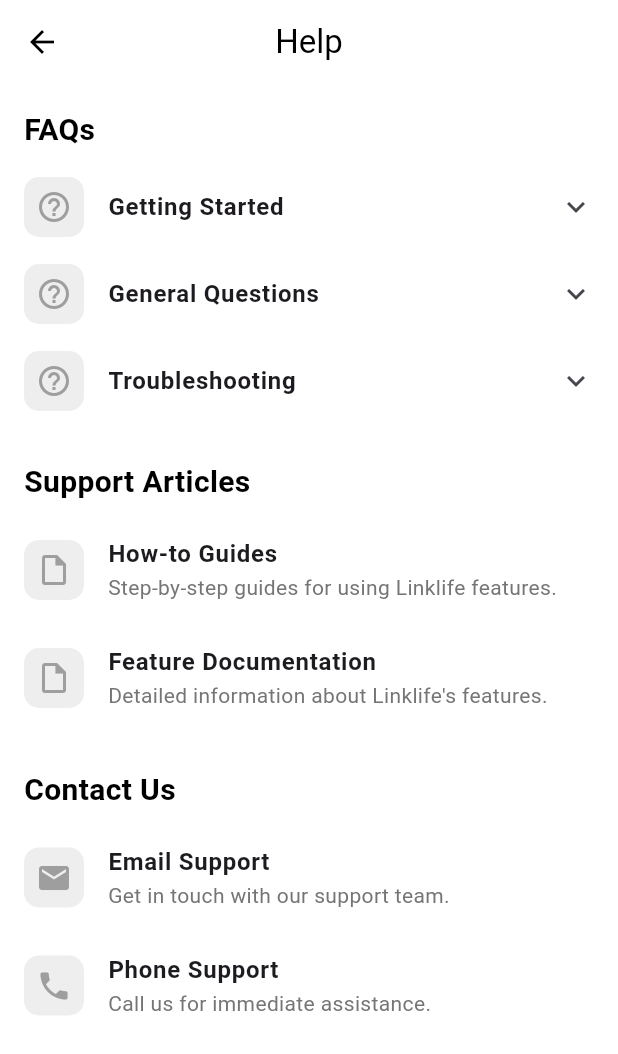
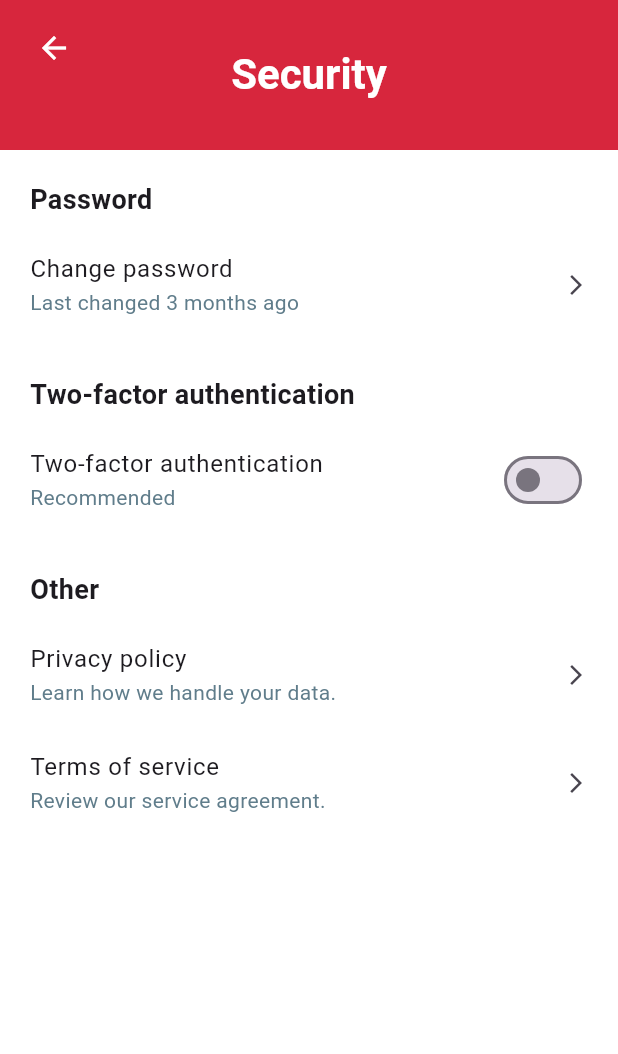
Before and after one commit to dianepretty/Blood_donation_app, a Flutter app: the screen it shows after launch, on a phone screen of 412 x 824 dp. Shown: the top 1054 px of the screen. Run offline on Flutter 3.47's test engine with Material 3 defaults, Android fonts, the phone set to English and light mode, and no system bars; our stand-ins replace firebase_core, google_fonts; accounts and stored records are empty.

Commit message:
feat:added a security page

```diff
--- a/lib/main.dart
+++ b/lib/main.dart
@@ -1,6 +1,7 @@
 import 'package:blood_system/screens/FAQScreen.dart';
 import 'package:blood_system/screens/hospitalAdminRegister.dart';
 import 'package:blood_system/screens/login.dart';
+import 'package:blood_system/screens/securityScreen.dart';
 import 'package:blood_system/screens/volunteerRegister.dart';
 import 'package:firebase_core/firebase_core.dart';
 import 'package:flutter/material.dart';
@@ -23,7 +24,7 @@ class MyApp extends StatelessWidget {
       title: 'Flutter Demo',
       debugShowCheckedModeBanner: false
 ,
-      home: FAQScreen()
+      home: SecurityScreen()
     );
   }
 }
--- a/lib/screens/FAQScreen.dart
+++ b/lib/screens/FAQScreen.dart
@@ -1,5 +1,7 @@
 import 'package:flutter/material.dart';
 import 'package:flutter/services.dart';
+
+import '../theme/theme.dart';
 
 class FAQScreen extends StatelessWidget {
   const FAQScreen({super.key});
@@ -56,15 +58,28 @@ class FAQScreen extends StatelessWidget {
     return Scaffold(
       backgroundColor: Colors.white,
       appBar: AppBar(
-        backgroundColor: Colors.white,
-        foregroundColor: Colors.black,
-        systemOverlayStyle: SystemUiOverlayStyle.dark,
+        backgroundColor: AppColors.red,
+        elevation: 0,
+        title: const Text(
+          'Help',
+          style: TextStyle(
+            fontSize: 28,
+            fontWeight: FontWeight.bold,
+            color: Colors.white,
+          ),
+        ),
         centerTitle: true,
-        leading: IconButton(
-          icon: const Icon(Icons.arrow_back),
-          onPressed: () => Navigator.of(context).pop(),
+        toolbarHeight: 100,
+        leading: Padding(
+          padding: const EdgeInsets.only(top: 8.0, left: 16.0),
+          child: Align(
+            alignment: Alignment.topRight,
+            child: IconButton(
+              icon: const Icon(Icons.arrow_back, color: Colors.white),
+              onPressed: () => Navigator.of(context).pop(),
+            ),
+          ),
         ),
-        title: const Text('Help'),
       ),
       body: Theme(
         data: theme,
--- /dev/null
+++ b/lib/screens/securityScreen.dart
@@ -0,0 +1,123 @@
+import 'package:flutter/material.dart';
+
+import '../theme/theme.dart';
+
+class SecurityScreen extends StatefulWidget {
+  const SecurityScreen({super.key});
+
+  @override
+  State<SecurityScreen> createState() => _SecurityScreenState();
+}
+
+class _SecurityScreenState extends State<SecurityScreen> {
+  bool isTwoFactorEnabled = false;
+
+  @override
+  Widget build(BuildContext context) {
+    return Scaffold(
+      appBar: AppBar(
+        backgroundColor: AppColors.red,
+        elevation: 0,
+        title: const Text(
+          'Security',
+          style: TextStyle(
+            fontSize: 28,
+            fontWeight: FontWeight.bold,
+            color: Colors.white,
+          ),
+        ),
+        centerTitle: true,
+        toolbarHeight: 100,
+        leading: Padding(
+          padding: const EdgeInsets.only(top: 8.0, left: 16.0),
+          child: Align(
+            alignment: Alignment.topRight,
+            child: IconButton(
+              icon: const Icon(Icons.arrow_back, color: Colors.white),
+              onPressed: () => Navigator.of(context).pop(),
+            ),
+          ),
+        ),
+      ),
+      backgroundColor: Colors.white,
+      body: ListView(
+        padding: const EdgeInsets.symmetric(horizontal: 20, vertical: 20),
+        children: [
+          const SectionTitle(title: 'Password'),
+          ListTile(
+            contentPadding: EdgeInsets.zero,
+            title: const Text('Change password'),
+            subtitle: const Text(
+              'Last changed 3 months ago',
+              style: TextStyle(color: Colors.blueGrey),
+            ),
+            trailing: const Icon(Icons.arrow_forward_ios, size: 16),
+            onTap: () {},
+          ),
+          const SizedBox(height: 24),
+
+          const SectionTitle(title: 'Two-factor authentication'),
+          ListTile(
+            contentPadding: EdgeInsets.zero,
+            title: const Text('Two-factor authentication'),
+            subtitle: const Text(
+              'Recommended',
+              style: TextStyle(color: Colors.blueGrey),
+            ),
+            trailing: Switch(
+              value: isTwoFactorEnabled,
+              onChanged: (value) {
+                setState(() {
+                  isTwoFactorEnabled = value;
+                });
+              },
+            ),
+          ),
+          const SizedBox(height: 24),
+
+          const SectionTitle(title: 'Other'),
+          ListTile(
+            contentPadding: EdgeInsets.zero,
+            title: const Text('Privacy policy'),
+            subtitle: const Text(
+              'Learn how we handle your data.',
+              style: TextStyle(color: Colors.blueGrey),
+            ),
+            trailing: const Icon(Icons.arrow_forward_ios, size: 16),
+            onTap: () {},
+          ),
+          ListTile(
+            contentPadding: EdgeInsets.zero,
+            title: const Text('Terms of service'),
+            subtitle: const Text(
+              'Review our service agreement.',
+              style: TextStyle(color: Colors.blueGrey),
+            ),
+            trailing: const Icon(Icons.arrow_forward_ios, size: 16),
+            onTap: () {},
+          ),
+        ],
+      ),
+    );
+  }
+}
+
+class SectionTitle extends StatelessWidget {
+  final String title;
+
+  const SectionTitle({super.key, required this.title});
+
+  @override
+  Widget build(BuildContext context) {
+    return Padding(
+      padding: const EdgeInsets.only(bottom: 8),
+      child: Text(
+        title,
+        style: const TextStyle(
+          fontSize: 18, // Increased font size
+          fontWeight: FontWeight.bold,
+        ),
+      ),
+    );
+  }
+}
```
